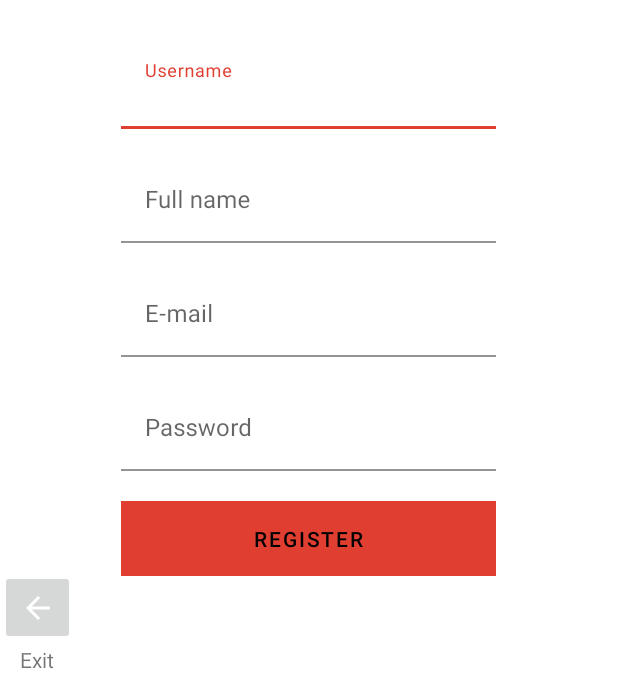
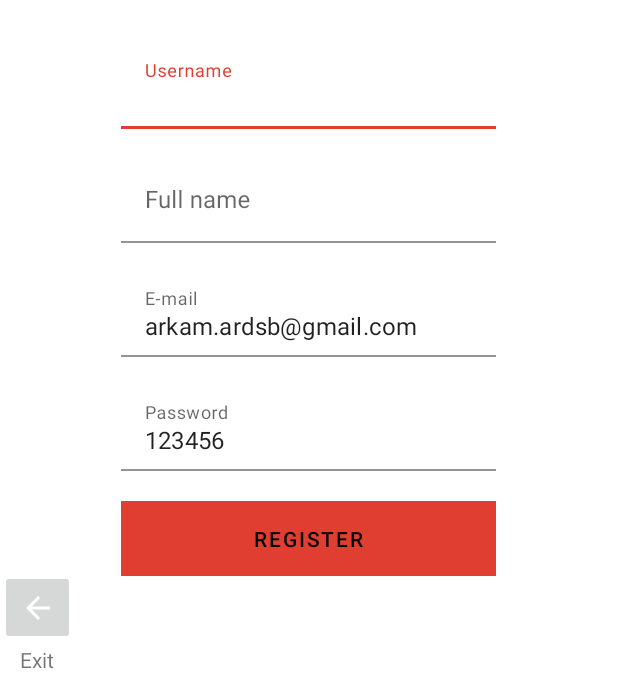
Before and after one commit to ardsb/criclova-android-app, an Android app: the RegisterActivity screen opened directly, with no data from a screen before it, after a tap on "REGISTER", on a phone screen of 412 x 824 dp, the part 562-1236 px from its top. Run offline under Robolectric (Android 15) with nearby library versions, the phone set to English and light mode, and no system bars; our stand-ins replace Firebase (no records; nobody signed in at launch, a user with empty details on screens opened directly).

Commit message:
Register and login credentials has connected to firebase

```diff
--- a/app/build.gradle
+++ b/app/build.gradle
@@ -1,5 +1,6 @@
 plugins {
     id 'com.android.application'
+    id 'com.google.gms.google-services'
 }
 
 android {
@@ -29,6 +30,7 @@ android {
 
 dependencies {
 
+    implementation 'com.google.firebase:firebase-auth:20.0.2'
     def appcompat_version = "1.2.0"
 
     implementation 'androidx.appcompat:appcompat:1.2.0'
--- a/app/src/main/java/com/example/criclowa/RegisterActivity.java
+++ b/app/src/main/java/com/example/criclowa/RegisterActivity.java
@@ -1,32 +1,87 @@
 package com.example.criclowa;
 
+import androidx.annotation.NonNull;
 import androidx.appcompat.app.AppCompatActivity;
 
 import android.os.Bundle;
+import android.util.Log;
 import android.view.MenuItem;
 import android.view.View;
 import android.widget.Button;
+import android.widget.TextView;
 import android.widget.Toast;
+
+import com.google.android.gms.tasks.OnCompleteListener;
+import com.google.android.gms.tasks.Task;
+import com.google.firebase.auth.AuthResult;
+import com.google.firebase.auth.FirebaseAuth;
+import com.google.firebase.auth.FirebaseUser;
 
 
 public class RegisterActivity extends AppCompatActivity {
     Button login;
+    TextView Email, Password;
     Button exit;
+    private FirebaseAuth mAuth;
+    private String TAG = RegisterActivity.class.getSimpleName();
 
     @Override
     protected void onCreate(Bundle savedInstanceState) {
         super.onCreate(savedInstanceState);
         setContentView(R.layout.activity_register);
         getSupportActionBar().setDisplayHomeAsUpEnabled(true);
-        login=findViewById(R.id.btnGuest);
+        mAuth = FirebaseAuth.getInstance();
+
+        String email="arkam.ardsb@gmail.com";
+        String password="123456";
+
+        Email=findViewById(R.id.input_Email);
+        Email.setText(email);
+        Password=findViewById(R.id.input_Password);
+        Password.setText(password);
+
+        login=findViewById(R.id.btnRegister1);
         login.setOnClickListener(new View.OnClickListener() {
             @Override
             public void onClick(View v) {
+
+                String email=Email.getText().toString();
+                String password=Password.getText().toString();
+
+                signUpUser(email,password);
                 Toast.makeText(getApplicationContext(),"You have successfully Registered",Toast.LENGTH_SHORT).show();
             }
         });
 
+//        signUpUser(email,password);
+//        signInUser(email,password);
 
+
+    }
+
+    public void signUpUser(String email, String password) {
+        mAuth.createUserWithEmailAndPassword(email, password)
+                .addOnCompleteListener(this, new OnCompleteListener<AuthResult>() {
+                    @Override
+                    public void onComplete(@NonNull Task<AuthResult> task) {
+                        if (task.isSuccessful()) {
+                            // Sign in success, update UI with the signed-in user's information
+                            Log.d(TAG, "createUserWithEmail:success");
+                            FirebaseUser user = mAuth.getCurrentUser();
+                            Toast.makeText(RegisterActivity.this, " User created",
+                                    Toast.LENGTH_SHORT).show();
+//                            updateUI(user);
+                        } else {
+                            // If sign in fails, display a message to the user.
+                            Log.w(TAG, "createUserWithEmail:failure", task.getException());
+                            Toast.makeText(RegisterActivity.this, "Authentication failed.",
+                                    Toast.LENGTH_SHORT).show();
+//                            updateUI(null);
+                        }
+
+                        // ...
+                    }
+                });
     }
 
     @Override
--- a/app/src/main/res/layout/activity_register.xml
+++ b/app/src/main/res/layout/activity_register.xml
@@ -136,7 +136,7 @@
                     app:layout_constraintStart_toStartOf="parent">
 
                     <Button
-                        android:id="@+id/btnGuest"
+                        android:id="@+id/btnRegister1"
                         android:layout_width="250dp"
                         android:layout_height="50dp"
                         android:layout_gravity="center"
--- a/build.gradle
+++ b/build.gradle
@@ -6,6 +6,7 @@ buildscript {
     }
     dependencies {
         classpath "com.android.tools.build:gradle:4.1.0"
+        classpath 'com.google.gms:google-services:4.3.5'
 
         // NOTE: Do not place your application dependencies here; they belong
         // in the individual module build.gradle files
```
Also changed, not shown: app/src/main/java/com/example/criclowa/LoginActivity.java (+55 -3 lines), app/src/main/res/layout/activity_homepage.xml (+9 -4 lines), app/src/main/res/layout/activity_main.xml (+9 -9 lines), 1 other file.
